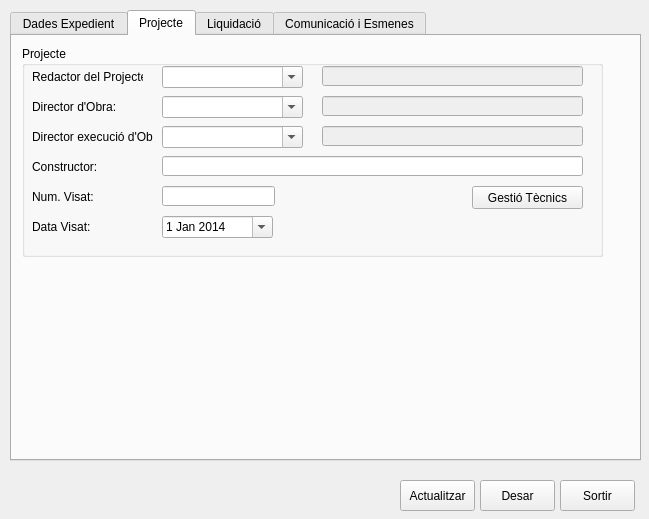
First picture: the form in src/exp_om.ui, repository daviderill/expedients, before the edit.
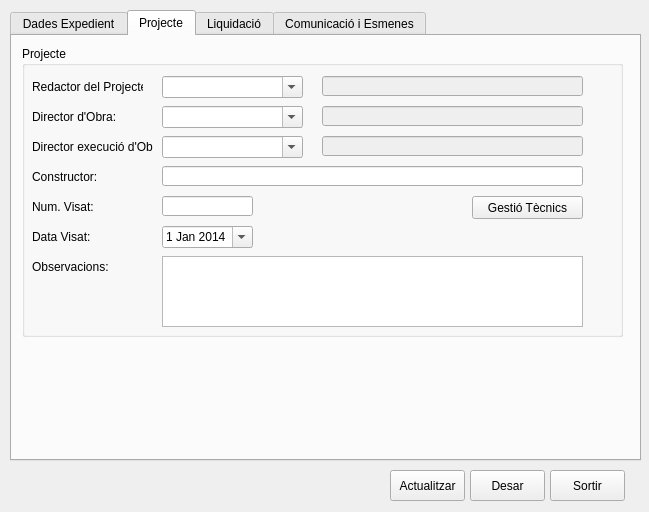
Second picture: the form after the edit. The open tabs and pages were chosen to show the change.

```diff
--- a/src/exp_om.ui
+++ b/src/exp_om.ui
@@ -7,7 +7,7 @@
     <x>0</x>
     <y>0</y>
     <width>649</width>
-    <height>519</height>
+    <height>512</height>
    </rect>
   </property>
   <property name="windowTitle">
@@ -633,8 +633,8 @@
       <rect>
        <x>10</x>
        <y>10</y>
-       <width>581</width>
-       <height>211</height>
+       <width>601</width>
+       <height>291</height>
       </rect>
      </property>
      <property name="title">
@@ -644,8 +644,8 @@
       <property name="geometry">
        <rect>
         <x>140</x>
-        <y>140</y>
-        <width>113</width>
+        <y>150</y>
+        <width>91</width>
         <height>20</height>
        </rect>
       </property>
@@ -660,7 +660,7 @@
       <property name="geometry">
        <rect>
         <x>10</x>
-        <y>140</y>
+        <y>150</y>
         <width>121</width>
         <height>21</height>
        </rect>
@@ -673,7 +673,7 @@
       <property name="geometry">
        <rect>
         <x>10</x>
-        <y>80</y>
+        <y>90</y>
         <width>121</width>
         <height>21</height>
        </rect>
@@ -686,7 +686,7 @@
       <property name="geometry">
        <rect>
         <x>10</x>
-        <y>20</y>
+        <y>30</y>
         <width>111</width>
         <height>21</height>
        </rect>
@@ -702,7 +702,7 @@
       <property name="geometry">
        <rect>
         <x>300</x>
-        <y>20</y>
+        <y>30</y>
         <width>261</width>
         <height>20</height>
        </rect>
@@ -718,7 +718,7 @@
       <property name="geometry">
        <rect>
         <x>10</x>
-        <y>50</y>
+        <y>60</y>
         <width>101</width>
         <height>21</height>
        </rect>
@@ -731,7 +731,7 @@
       <property name="geometry">
        <rect>
         <x>10</x>
-        <y>110</y>
+        <y>120</y>
         <width>121</width>
         <height>21</height>
        </rect>
@@ -744,7 +744,7 @@
       <property name="geometry">
        <rect>
         <x>10</x>
-        <y>170</y>
+        <y>180</y>
         <width>121</width>
         <height>21</height>
        </rect>
@@ -760,7 +760,7 @@
       <property name="geometry">
        <rect>
         <x>300</x>
-        <y>50</y>
+        <y>60</y>
         <width>261</width>
         <height>20</height>
        </rect>
@@ -776,7 +776,7 @@
       <property name="geometry">
        <rect>
         <x>450</x>
-        <y>140</y>
+        <y>150</y>
         <width>111</width>
         <height>23</height>
        </rect>
@@ -792,7 +792,7 @@
       <property name="geometry">
        <rect>
         <x>140</x>
-        <y>110</y>
+        <y>120</y>
         <width>421</width>
         <height>20</height>
        </rect>
@@ -811,7 +811,7 @@
       <property name="geometry">
        <rect>
         <x>300</x>
-        <y>80</y>
+        <y>90</y>
         <width>261</width>
         <height>20</height>
        </rect>
@@ -827,8 +827,8 @@
       <property name="geometry">
        <rect>
         <x>140</x>
-        <y>170</y>
-        <width>111</width>
+        <y>180</y>
+        <width>91</width>
         <height>22</height>
        </rect>
       </property>
@@ -874,7 +874,7 @@
       <property name="geometry">
        <rect>
         <x>140</x>
-        <y>20</y>
+        <y>30</y>
         <width>141</width>
         <height>22</height>
        </rect>
@@ -887,7 +887,7 @@
       <property name="geometry">
        <rect>
         <x>140</x>
-        <y>50</y>
+        <y>60</y>
         <width>141</width>
         <height>22</height>
        </rect>
@@ -900,7 +900,7 @@
       <property name="geometry">
        <rect>
         <x>140</x>
-        <y>80</y>
+        <y>90</y>
         <width>141</width>
         <height>22</height>
        </rect>
@@ -909,6 +909,29 @@
        <bool>true</bool>
       </property>
      </widget>
+     <widget class="QLabel" name="lblObs">
+      <property name="geometry">
+       <rect>
+        <x>10</x>
+        <y>210</y>
+        <width>121</width>
+        <height>21</height>
+       </rect>
+      </property>
+      <property name="text">
+       <string>Observacions:</string>
+      </property>
+     </widget>
+     <widget class="QTextEdit" name="txtObs">
+      <property name="geometry">
+       <rect>
+        <x>140</x>
+        <y>210</y>
+        <width>421</width>
+        <height>71</height>
+       </rect>
+      </property>
+     </widget>
     </widget>
    </widget>
    <widget class="QWidget" name="tabLiquidacio">
@@ -1975,8 +1998,8 @@
   <widget class="QPushButton" name="btnSave">
    <property name="geometry">
     <rect>
-     <x>480</x>
-     <y>480</y>
+     <x>470</x>
+     <y>470</y>
      <width>75</width>
      <height>31</height>
     </rect>
@@ -1988,8 +2011,8 @@
   <widget class="QPushButton" name="btnClose">
    <property name="geometry">
     <rect>
-     <x>560</x>
-     <y>480</y>
+     <x>550</x>
+     <y>470</y>
      <width>75</width>
      <height>31</height>
     </rect>
@@ -2001,8 +2024,8 @@
   <widget class="QPushButton" name="btnRefresh">
    <property name="geometry">
     <rect>
-     <x>400</x>
-     <y>480</y>
+     <x>390</x>
+     <y>470</y>
      <width>75</width>
      <height>31</height>
     </rect>
```
Left out of the diff: 10 changed lines with no effect on the pictures.
